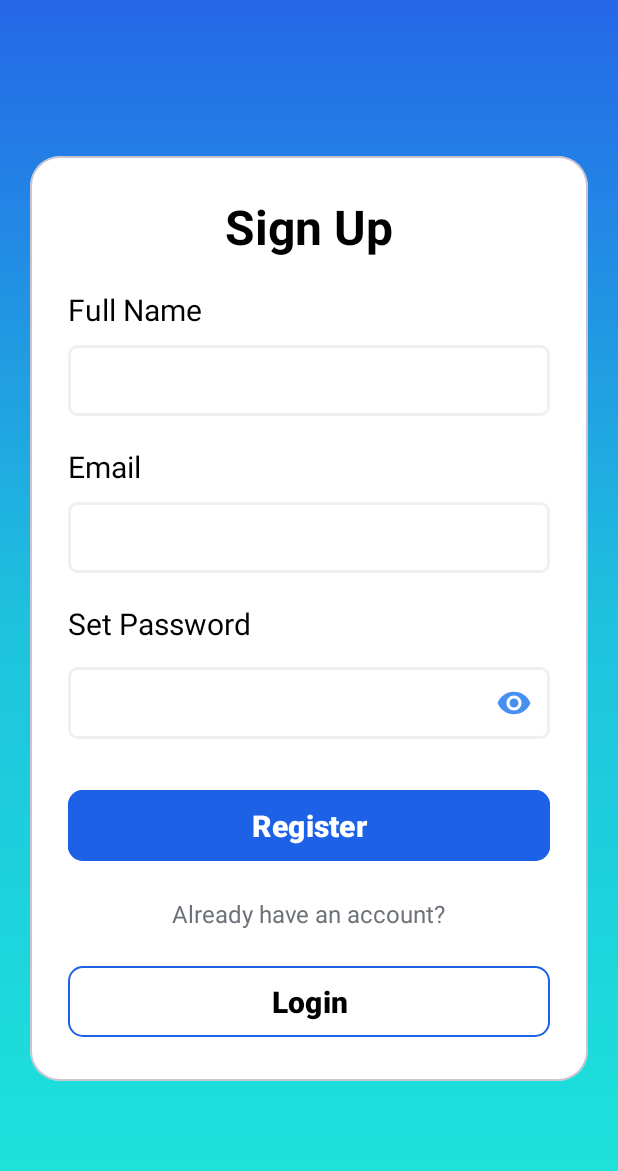
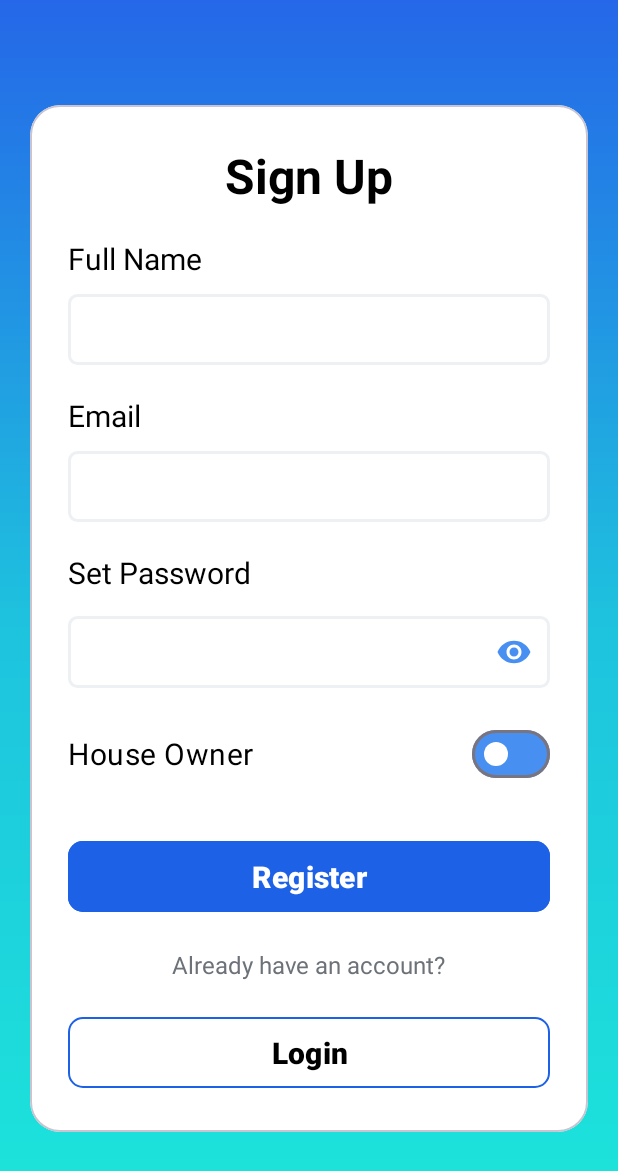
Before and after one commit to Ravivarma14/RealEstate-Application, an Android app: the screen it shows after launch (SignUpActivity), after a tap on "Sign Up", on a phone screen of 412 x 824 dp. Shown: the top 1171 px of the screen. Run offline under Robolectric (Android 15) with nearby library versions, the phone set to English and light mode, and no system bars.

Commit message:
house owner signup and login

```diff
--- a/app/src/main/java/com/example/realestateapp/presentation/ui/AddHouseActivity.java
+++ b/app/src/main/java/com/example/realestateapp/presentation/ui/AddHouseActivity.java
@@ -94,6 +94,7 @@ public class AddHouseActivity extends AppCompatActivity {
             addHouseBinding.etHouseOwnerName.setText(houseModel.getHouseAddedBy());
             addHouseBinding.etFacilities.setText(houseModel.getFacilities());
             addHouseBinding.tvDescriptionAddress.setText(houseModel.getAddress());
+            address=houseModel.getAddress();
             addHouseBinding.etPrice.setText(""+houseModel.getPricePerMonth());
         }
     }
@@ -224,8 +225,9 @@ public class AddHouseActivity extends AppCompatActivity {
                     addHouseBinding.etHouseOwnerName.getText().toString(),
                     addHouseBinding.etFacilities.getText().toString(),
                     address, Integer.parseInt(addHouseBinding.etPrice.getText().toString()),
-                    imageToStore,latitude, longitude);
+                    imageToStore,latitude, longitude, AdminChooseActivity.houseOwnerBundle.getString("email"));
 
+        Log.d("TAG", "getHouseModel: while storing: "+AdminChooseActivity.houseOwnerBundle.getString("email") );
         return house;
     }
 
--- a/app/src/main/java/com/example/realestateapp/presentation/ui/AdminChooseActivity.java
+++ b/app/src/main/java/com/example/realestateapp/presentation/ui/AdminChooseActivity.java
@@ -14,13 +14,14 @@ import com.example.realestateapp.databinding.ActivityAdminChooseBinding;
 
 public class AdminChooseActivity extends AppCompatActivity {
 
+    public static Bundle houseOwnerBundle;
     ActivityAdminChooseBinding activityAdminChooseBinding;
     @Override
     protected void onCreate(Bundle savedInstanceState) {
         super.onCreate(savedInstanceState);
         activityAdminChooseBinding=ActivityAdminChooseBinding.inflate(getLayoutInflater());
         setContentView(activityAdminChooseBinding.getRoot());
-
+        houseOwnerBundle = getIntent().getExtras();
         setListerners();
     }
 
--- a/app/src/main/java/com/example/realestateapp/presentation/ui/DetailsActivity.java
+++ b/app/src/main/java/com/example/realestateapp/presentation/ui/DetailsActivity.java
@@ -48,6 +48,7 @@ public class DetailsActivity extends AppCompatActivity {
         detailsBinding.tvNoOfBedrooms.setText(""+houseModel.getNoOfBedrooms());
         detailsBinding.tvNoOfBathrooms.setText(""+houseModel.getNoOfBathrooms());
         detailsBinding.tvHouseAddedByName.setText(houseModel.getHouseAddedBy());
+        detailsBinding.tvHouseAddedByEmail.setText(houseModel.getAddedByEmail());
         detailsBinding.tvDetailsOfFacilities.setText(houseModel.getFacilities());
         //TODO address has name address and long-lat (had to think)
         detailsBinding.tvDescriptionAddress.setText(houseModel.getAddress());
--- a/app/src/main/java/com/example/realestateapp/presentation/ui/SignUpActivity.java
+++ b/app/src/main/java/com/example/realestateapp/presentation/ui/SignUpActivity.java
@@ -2,6 +2,8 @@ package com.example.realestateapp.presentation.ui;
 
 import android.content.Intent;
 import android.os.Bundle;
+import android.util.Log;
+import android.widget.CompoundButton;
 import android.widget.Toast;
 
 import androidx.appcompat.app.AppCompatActivity;
@@ -14,6 +16,7 @@ public class SignUpActivity extends AppCompatActivity {
 
     ActivitySignUpBinding signUpBinding;
     SQLDBHelper sqldbHelper;
+    boolean isHouseOwner=false;
     @Override
     protected void onCreate(Bundle savedInstanceState) {
         super.onCreate(savedInstanceState);
@@ -28,10 +31,19 @@ public class SignUpActivity extends AppCompatActivity {
             navLoginActivity();
         });
 
+        signUpBinding.isHouseOwnerSwitch.setOnCheckedChangeListener(new CompoundButton.OnCheckedChangeListener() {
+            @Override
+            public void onCheckedChanged(CompoundButton buttonView, boolean isChecked) {
+                isHouseOwner=isChecked;
+            }
+        });
+
         signUpBinding.btnSignup.setOnClickListener(v->{
             String email=signUpBinding.etEmail.getText().toString().trim();
             String fullname=signUpBinding.etFullname.getText().toString().trim();
             String password=signUpBinding.etPassword.getText().toString().trim();
+            int isHouseOwner= this.isHouseOwner? 1: 0;
+            Log.d("TAG", "setListeners: houseOwner: "+ isHouseOwner);
             if(email.isEmpty()||fullname.isEmpty() || password.isEmpty()){
                 Toast.makeText(this,"Enter all fields",Toast.LENGTH_SHORT).show();
             }
@@ -44,7 +56,7 @@ public class SignUpActivity extends AppCompatActivity {
                             Toast.makeText(this,"User already exist with given Email",Toast.LENGTH_SHORT).show();
                         }
                         else{
-                            boolean insert=sqldbHelper.registerUser(email,fullname,password);
+                            boolean insert=sqldbHelper.registerUser(email,fullname,password,isHouseOwner);
                             if(insert){
                                 Toast.makeText(this,"Registration Successful! Please Login",Toast.LENGTH_SHORT).show();
                                 navLoginActivity();
--- a/app/src/main/java/com/example/realestateapp/presentation/ui/Utils/BitmapUtils.java
+++ b/app/src/main/java/com/example/realestateapp/presentation/ui/Utils/BitmapUtils.java
@@ -4,6 +4,7 @@ import android.content.Context;
 import android.content.SharedPreferences;
 import android.graphics.Bitmap;
 import android.graphics.BitmapFactory;
+import android.os.Bundle;
 
 import java.io.ByteArrayOutputStream;
 
@@ -34,25 +35,27 @@ public class BitmapUtils {
         return BitmapFactory.decodeByteArray(image, 0, image.length);
     }
 
-    public static void setLogin(Context context, String mail, String password){
+    public static void setLogin(Context context, String mail, String password, boolean isHouseOwner){
         if(!mail.equals("done")) {
             SharedPreferences sharedPreferences = context.getSharedPreferences("LoginShredPref", Context.MODE_PRIVATE);
             SharedPreferences.Editor editor = sharedPreferences.edit();
             editor.putString("mail", mail);
             editor.putString("password", password);
+            editor.putBoolean("isHouseOwner",isHouseOwner);
             editor.commit();
         }
     }
 
-    public static boolean isLogin(Context context){
+    public static int isLogin(Context context){
         SharedPreferences sharedPreferences=context.getSharedPreferences("LoginShredPref",Context.MODE_PRIVATE);
         String mail=sharedPreferences.getString("mail","");
         String pass=sharedPreferences.getString("password","");
+        boolean isHouseOwner= sharedPreferences.getBoolean("isHouseOwner",false);
         if(mail.toString().trim().isEmpty() || pass.toString().trim().isEmpty()){
-            return false;
+            return -1;
         }
         else{
-            return  true;
+            return  isHouseOwner? 1:0;
         }
     }
 }
--- a/app/src/main/res/layout/activity_login.xml
+++ b/app/src/main/res/layout/activity_login.xml
@@ -92,6 +92,7 @@
                  android:text="Login"
                  android:textSize="20sp"
                  android:textStyle="bold"
+                 android:textColor="@color/white"
                  app:cornerRadius="10dp" />
 
              <TextView
--- a/app/src/main/res/layout/activity_sign_up.xml
+++ b/app/src/main/res/layout/activity_sign_up.xml
@@ -101,6 +101,18 @@
 
         </com.google.android.material.textfield.TextInputLayout>
 
+
+            <com.google.android.material.materialswitch.MaterialSwitch
+                android:id="@+id/isHouseOwnerSwitch"
+                android:layout_width="match_parent"
+                android:layout_height="wrap_content"
+                android:layout_marginTop="20dp"
+                android:textColor="@color/black"
+                app:thumbTint="@color/white"
+                app:trackTint="@color/selected_toggle_bg_color"
+                android:textSize="20sp"
+                android:text="House Owner"/>
+
             <com.google.android.material.button.MaterialButton
                 android:id="@+id/btn_signup"
                 android:layout_width="match_parent"
--- a/app/src/main/res/values/themes.xml
+++ b/app/src/main/res/values/themes.xml
@@ -8,4 +8,9 @@
     </style>
 
     <style name="Theme.RealEstateApp" parent="Base.Theme.RealEstateApp" />
+
+    <style name="Theme.App" parent="Theme.Material3.Light">
+        <item name="colorPrimary">@color/selected_toggle_bg_color</item>
+        <item name="colorSurfaceVariant">@color/white</item>
+    </style>
 </resources>
```
Also changed, not shown: app/src/main/java/com/example/realestateapp/presentation/ui/HomeScreenActivity.java (+11 -3 lines), app/src/main/java/com/example/realestateapp/presentation/ui/LoginActivity.java (+20 -10 lines), app/src/main/java/com/example/realestateapp/presentation/ui/Model/HouseModel.java (+12 -1 lines), app/src/main/java/com/example/realestateapp/presentation/ui/SQLiteDB/SQLDBHelper.java (+36 -11 lines), app/src/main/res/layout/activity_details.xml (+22 -0 lines).
